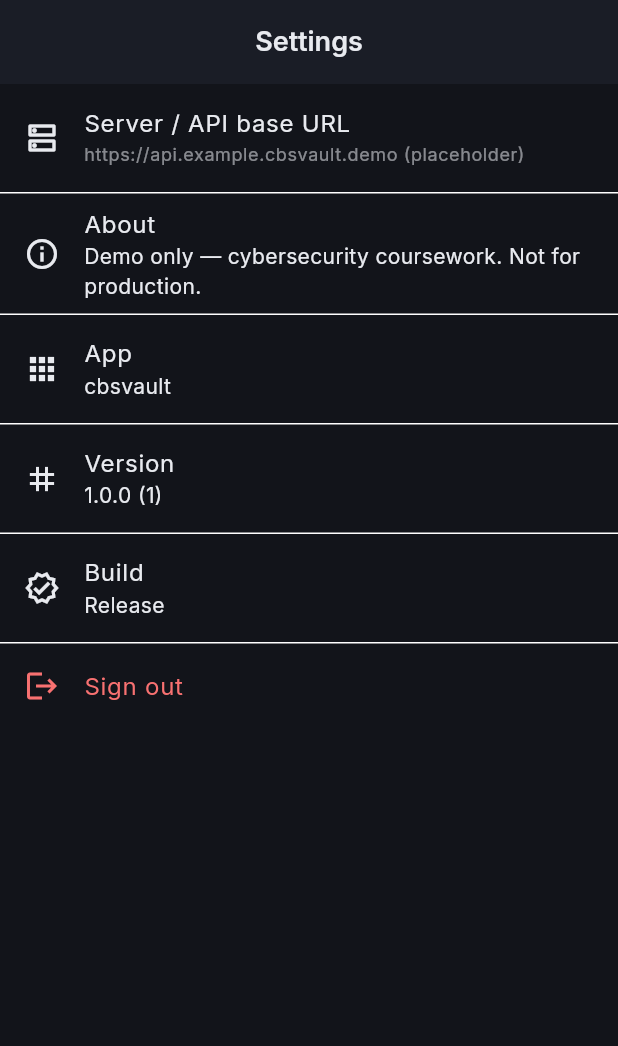
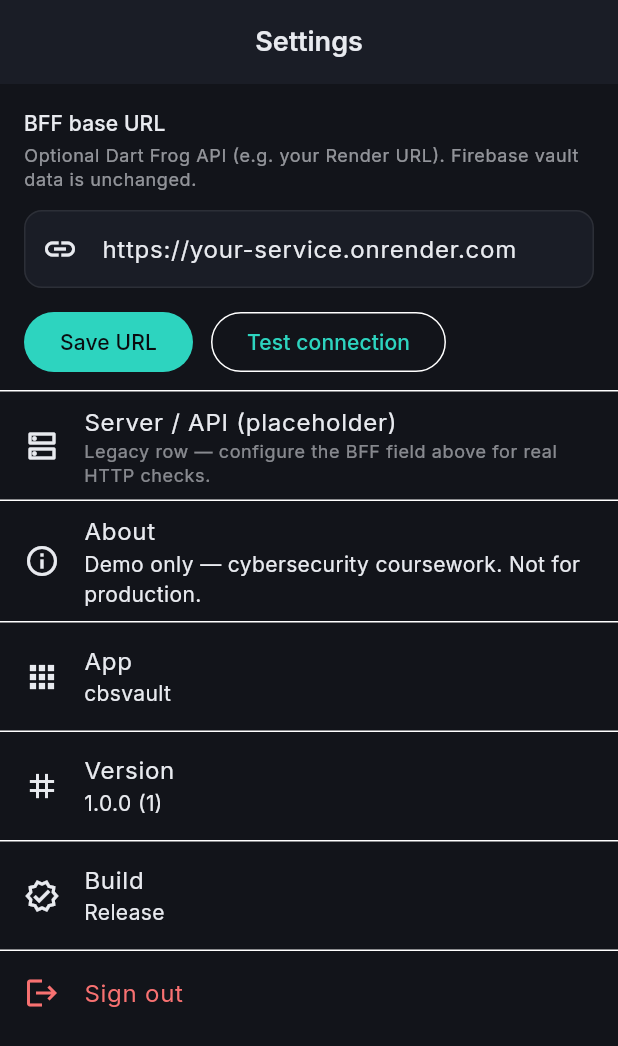
Before and after one commit to King-Angelo/CBS_Vault, a Flutter app: the SettingsScreen screen opened by its route, on a phone screen of 412 x 824 dp. Shown: the top 1046 px of the screen. Run offline on Flutter 3.47's test engine with Material 3 defaults, Android fonts, the phone set to English and light mode, and no system bars; our stand-ins replace cloud_firestore, firebase_auth, firebase_core, go_router, google_fonts, google_sign_in and 2 more; accounts and stored records are empty.

Commit message:
Phase 5: Dart Frog BFF, Render Docker, Settings HTTP client
Add cbsvault_api with /health and /v1/status; Dockerfile for Render.
Flutter: bff_config/bff_client, Settings BFF URL and test connection.
Android: INTERNET and cleartext for dev HTTP. Document Phase 5 in passwordManager.md.

```diff
--- /dev/null
+++ b/cbsvault_api/analysis_options.yaml
@@ -0,0 +1 @@
+include: package:dart_frog_lint/recommended.yaml
--- a/lib/screens/settings_screen.dart
+++ b/lib/screens/settings_screen.dart
@@ -4,10 +4,73 @@ import 'package:flutter/material.dart';
 import 'package:go_router/go_router.dart';
 import 'package:package_info_plus/package_info_plus.dart';
 
+import '../services/bff_client.dart';
+import '../services/bff_config.dart';
 import '../widgets/app_snackbar.dart';
 
-class SettingsScreen extends StatelessWidget {
+class SettingsScreen extends StatefulWidget {
   const SettingsScreen({super.key});
+
+  @override
+  State<SettingsScreen> createState() => _SettingsScreenState();
+}
+
+class _SettingsScreenState extends State<SettingsScreen> {
+  final _urlController = TextEditingController();
+  bool _loadingPrefs = true;
+  bool _testing = false;
+
+  @override
+  void initState() {
+    super.initState();
+    _loadUrl();
+  }
+
+  Future<void> _loadUrl() async {
+    final u = await BffConfig.getBaseUrl();
+    if (mounted) {
+      setState(() {
+        _urlController.text = u ?? '';
+        _loadingPrefs = false;
+      });
+    }
+  }
+
+  @override
+  void dispose() {
+    _urlController.dispose();
+    super.dispose();
+  }
+
+  Future<void> _saveUrl() async {
+    final raw = _urlController.text.trim();
+    await BffConfig.setBaseUrl(raw.isEmpty ? null : raw);
+    if (mounted) {
+      showAppSnackBar(
+        context,
+        raw.isEmpty ? 'BFF URL cleared.' : 'BFF URL saved.',
+      );
+    }
+  }
+
+  Future<void> _testConnection() async {
+    final base = await BffConfig.getBaseUrl();
+    if (!mounted) return;
+    if (base == null || base.isEmpty) {
+      showAppSnackBar(context, 'Enter and save a base URL first.', isError: true);
+      return;
+    }
+    setState(() => _testing = true);
+    final client = BffClient(baseUrl: base);
+    final result = await client.getHealth();
+    if (!mounted) return;
+    setState(() => _testing = false);
+    if (result.ok) {
+      showAppSnackBar(context, 'BFF reachable (GET /health OK).');
+    } else {
+      showAppSnackBar(context, 'BFF check failed: ${result.error}', isError: true);
+    }
+  }
 
   @override
   Widget build(BuildContext context) {
@@ -17,11 +80,68 @@ class SettingsScreen extends StatelessWidget {
       ),
       body: ListView(
         children: [
+          if (_loadingPrefs)
+            const Padding(
+              padding: EdgeInsets.all(24),
+              child: Center(child: CircularProgressIndicator()),
+            )
+          else ...[
+            Padding(
+              padding: const EdgeInsets.fromLTRB(16, 16, 16, 8),
+              child: Column(
+                crossAxisAlignment: CrossAxisAlignment.start,
+                children: [
+                  Text(
+                    'BFF base URL',
+                    style: Theme.of(context).textTheme.titleSmall,
+                  ),
+                  const SizedBox(height: 4),
+                  Text(
+                    'Optional Dart Frog API (e.g. your Render URL). Firebase vault data is unchanged.',
+                    style: Theme.of(context).textTheme.bodySmall?.copyWith(
+                          color: Theme.of(context).colorScheme.onSurface.withValues(alpha: 0.6),
+                        ),
+                  ),
+                  const SizedBox(height: 12),
+                  TextField(
+                    controller: _urlController,
+                    keyboardType: TextInputType.url,
+                    autocorrect: false,
+                    decoration: const InputDecoration(
+                      hintText: 'https://your-service.onrender.com',
+                      prefixIcon: Icon(Icons.link),
+                    ),
+                  ),
+                  const SizedBox(height: 12),
+                  Row(
+                    children: [
+                      FilledButton(
+                        onPressed: _saveUrl,
+                        child: const Text('Save URL'),
+                      ),
+                      const SizedBox(width: 12),
+                      OutlinedButton(
+                        onPressed: _testing ? null : _testConnection,
+                        child: _testing
+                            ? const SizedBox(
+                                width: 20,
+                                height: 20,
+                                child: CircularProgressIndicator(strokeWidth: 2),
+                              )
+                            : const Text('Test connection'),
+                      ),
+                    ],
+                  ),
+                ],
+              ),
+            ),
+            const Divider(height: 1),
+          ],
           ListTile(
             leading: const Icon(Icons.dns_outlined),
-            title: const Text('Server / API base URL'),
+            title: const Text('Server / API (placeholder)'),
             subtitle: Text(
-              'https://api.example.cbsvault.demo (placeholder)',
+              'Legacy row — configure the BFF field above for real HTTP checks.',
               style: Theme.of(context).textTheme.bodySmall?.copyWith(
                     color: Theme.of(context).colorScheme.onSurface.withValues(alpha: 0.55),
                   ),
--- /dev/null
+++ b/lib/services/bff_client.dart
@@ -0,0 +1,41 @@
+import 'package:http/http.dart' as http;
+
+/// Minimal HTTP client for the optional Dart Frog BFF (Phase 5).
+class BffClient {
+  BffClient({required this.baseUrl});
+
+  final String baseUrl;
+
+  Uri _uri(String path) {
+    final root = baseUrl.replaceAll(RegExp(r'/$'), '');
+    final p = path.startsWith('/') ? path : '/$path';
+    return Uri.parse('$root$p');
+  }
+
+  /// GET /health — used from Settings to verify connectivity.
+  Future<BffHealthResult> getHealth() async {
+    try {
+      final response = await http
+          .get(
+            _uri('/health'),
+            headers: {'Accept': 'application/json'},
+          )
+          .timeout(const Duration(seconds: 15));
+      if (response.statusCode == 200) {
+        return BffHealthResult.ok(body: response.body);
+      }
+      return BffHealthResult.fail('HTTP ${response.statusCode}');
+    } catch (e) {
+      return BffHealthResult.fail('$e');
+    }
+  }
+}
+
+class BffHealthResult {
+  BffHealthResult.ok({required this.body}) : ok = true, error = null;
+  BffHealthResult.fail(this.error) : ok = false, body = null;
+
+  final bool ok;
+  final String? body;
+  final String? error;
+}
--- /dev/null
+++ b/lib/services/bff_config.dart
@@ -0,0 +1,22 @@
+import 'package:shared_preferences/shared_preferences.dart';
+
+/// Persisted BFF base URL (e.g. `https://cbsvault-api.onrender.com`).
+abstract final class BffConfig {
+  static const String _key = 'bff_base_url';
+
+  static Future<String?> getBaseUrl() async {
+    final p = await SharedPreferences.getInstance();
+    final v = p.getString(_key);
+    if (v == null || v.trim().isEmpty) return null;
+    return v.trim().replaceAll(RegExp(r'/$'), '');
+  }
+
+  static Future<void> setBaseUrl(String? value) async {
+    final p = await SharedPreferences.getInstance();
+    if (value == null || value.trim().isEmpty) {
+      await p.remove(_key);
+    } else {
+      await p.setString(_key, value.trim().replaceAll(RegExp(r'/$'), ''));
+    }
+  }
+}
--- a/pubspec.yaml
+++ b/pubspec.yaml
@@ -41,6 +41,8 @@ dependencies:
   google_fonts: ^8.0.2
   package_info_plus: ^9.0.1
   google_sign_in: ^7.2.0
+  http: ^1.6.0
+  shared_preferences: ^2.5.5
 
 dev_dependencies:
   flutter_test:
```
Also changed, not shown: cbsvault_api/pubspec.yaml (added, +15 -0 lines), cbsvault_api/routes/health.dart (added, +17 -0 lines), cbsvault_api/routes/index.dart (added, +18 -0 lines), cbsvault_api/routes/v1/status/index.dart (added, +20 -0 lines), pubspec.lock, 8 other files.
